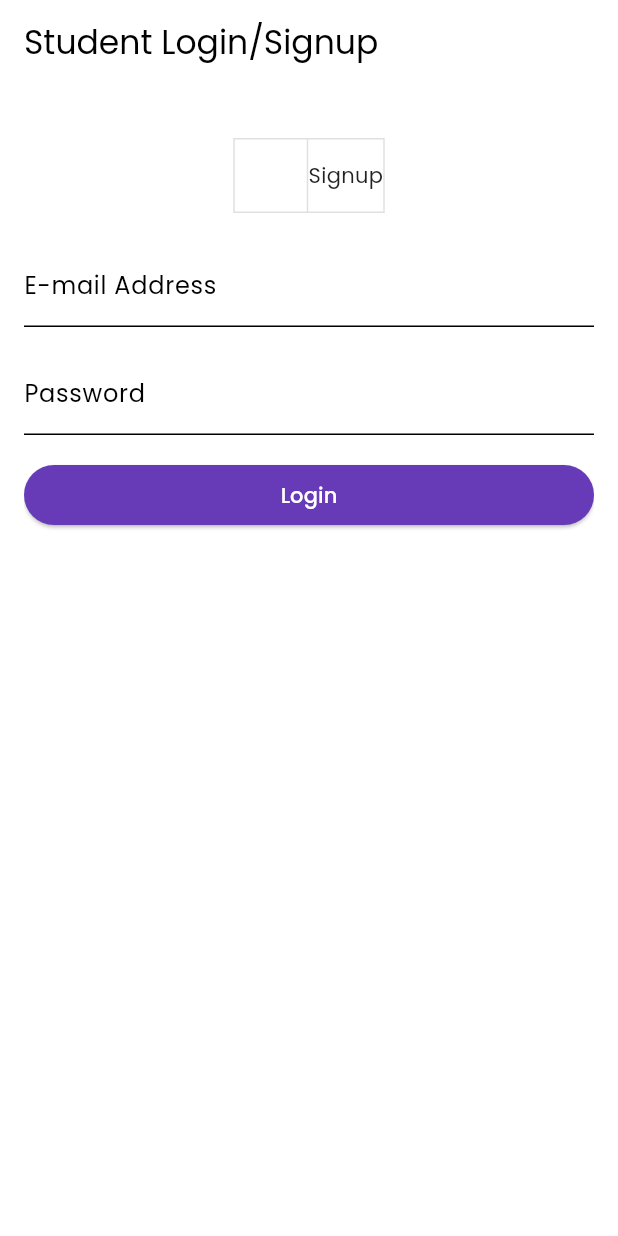
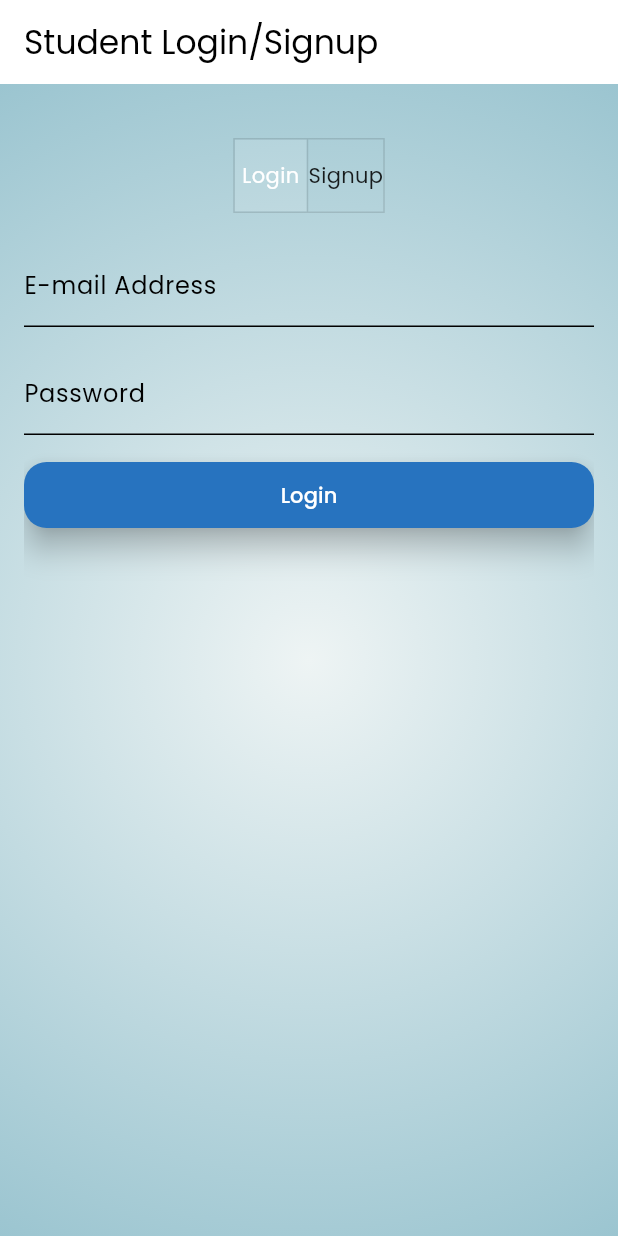
Before and after one commit to SahilDhanwani/SIH_23, a Flutter app: the StudentPage screen opened directly, after a tap on "Login", on a phone screen of 412 x 824 dp. Run offline on Flutter 3.47's test engine with Material 3 defaults, Android fonts, the phone set to English and light mode, and no system bars; our stand-ins replace audioplayers, firebase_auth, firebase_core, firebase_database, fluttertoast, get and 5 more; missing offline and left inert: dialog_flowtter, headset_connection_event, noise_meter, syncfusion_flutter_pdf; accounts and stored records are empty; project files that could hold a hidden picture were left out.

Commit message:
ui changes

```diff
--- a/lib/pages/mixstudent.dart
+++ b/lib/pages/mixstudent.dart
@@ -35,10 +35,22 @@ class _StudentPageState extends State<StudentPage> {
   @override
   Widget build(BuildContext context) {
     return Scaffold(
+      backgroundColor: Colors.transparent, // Set background color to transparent
       appBar: AppBar(
         title: const Text("Student Login/Signup"),
       ),
-      body: Padding(
+      body: Container(
+        decoration: const BoxDecoration(
+          gradient: RadialGradient(
+            colors: [
+              Color.fromARGB(255, 238, 244, 244),
+              Color.fromARGB(255, 136, 186, 200),
+            ],
+            center: Alignment.center,
+            radius: 1.30,
+          ),
+        ),
+        child: Padding(
           padding: const EdgeInsets.all(16.0),
           child: Column(
             children: [
@@ -80,6 +92,7 @@ class _StudentPageState extends State<StudentPage> {
                 ),
               ),
             ],
+          ),
         ),
       ),
     );
@@ -130,6 +143,17 @@ class StudentLoginForm extends StatelessWidget {
                   email: email.text.toString(),
                   password: password.text.toString());
             },
+              style: ElevatedButton.styleFrom(
+                        elevation: 8,
+                        backgroundColor: Color.fromARGB(255, 39, 115, 191) ,
+                        padding: const EdgeInsets.symmetric(
+                            horizontal: 20, vertical: 12),
+                        shape: RoundedRectangleBorder(
+
+
+                          borderRadius: BorderRadius.circular(15.0),
+                        ),
+                      ),
             child: const Text('Login'),
           ),
 
@@ -295,6 +319,17 @@ class StudentSignupForm extends StatelessWidget {
                   'class_code' : class_code.text.toString()
                 });
               },
+                style: ElevatedButton.styleFrom(
+                        elevation: 8,
+                        backgroundColor: const Color.fromARGB(255, 39, 115, 191) ,
+                        padding: const EdgeInsets.symmetric(
+                            horizontal: 20, vertical: 12),
+                        shape: RoundedRectangleBorder(
+
+
+                          borderRadius: BorderRadius.circular(15.0),
+                        ),
+                      ),
               child: const Text('Signup'),
             ),
           ],
--- a/pubspec.yaml
+++ b/pubspec.yaml
@@ -52,6 +52,8 @@ flutter:
   uses-material-design: true
 
   assets:
+
+    - assets\images\bluebackground.png
     - assets\dialog_flow_auth.json
     - assets\audio\tone.mp3
     - assets\images\abhi.png
```
Also changed, not shown: lib/main.dart (+7 -9 lines), lib/pages/studadmin.dart (+34 -63 lines), lib/pages/welcome.dart (+32 -22 lines), assets/images/bluebackground.png (added), assets/images/image.png (added). Lines whose indentation alone changed are shown as unchanged.
